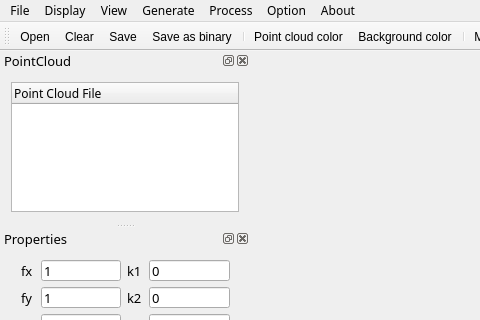
Before: the Qt Designer form PointCloudTools/PointCloudTools.ui in sunhaox/PointCloudTools, drawn with Qt 5; both pictures show x 0 to 480 and y 0 to 320 of the 1295 by 802 pixel window.
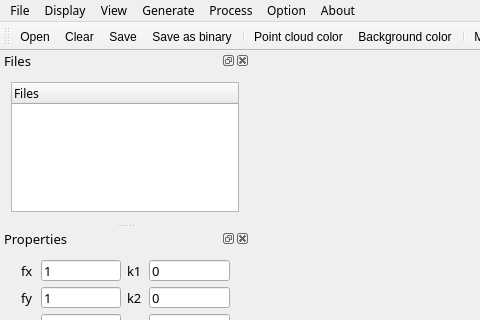
After: the same form once the commit is applied. Icons and pictures are not drawn. Custom widgets are drawn as their Qt base class.

What changed in the file:
```diff
--- a/PointCloudTools/PointCloudTools.ui
+++ b/PointCloudTools/PointCloudTools.ui
@@ -317,7 +317,7 @@
     </font>
    </property>
    <property name="windowTitle">
-    <string>PointCloud</string>
+    <string>Files</string>
    </property>
    <attribute name="dockWidgetArea">
     <number>1</number>
@@ -343,7 +343,7 @@
        </property>
        <column>
         <property name="text">
-         <string>Point Cloud File</string>
+         <string>Files</string>
         </property>
        </column>
       </widget>
```
